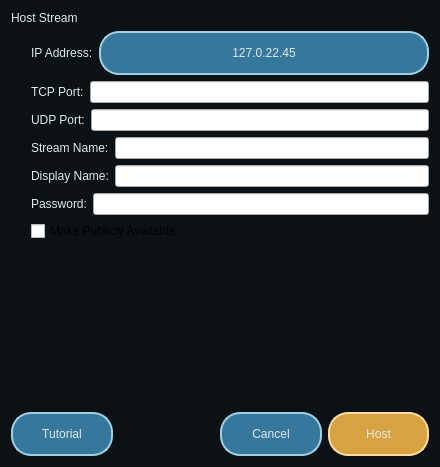
The window that app/home/hoststreamwindow.ui (erakai/Mercury) describes before a commit, drawn with Qt 5.
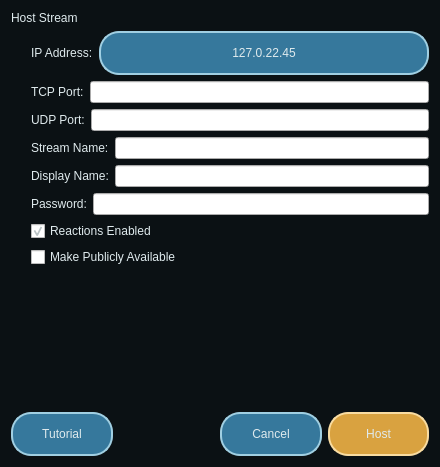
The same window after the commit. Icons and pictures are not drawn.

Commit message: added checkbox in hoststreamwindow to disable/enable reactions that is reflected for all clients that join and the host. Also added vegetable reactions

Diff of the .ui file:
```diff
--- a/app/home/hoststreamwindow.ui
+++ b/app/home/hoststreamwindow.ui
@@ -49,6 +49,10 @@
 
 QDialog#HostStreamWindow {
 	background-color: rgb(11, 17, 20);
+}
+
+QCheckBox {
+	color: rgb(223, 234, 237);
 }</string>
   </property>
   <layout class="QVBoxLayout" name="verticalLayout">
@@ -182,8 +186,21 @@
          </item>
         </layout>
        </item>
+       <item>
+        <widget class="QCheckBox" name="reactionsEnabledCheckBox">
+         <property name="text">
+          <string>Reactions Enabled</string>
+         </property>
+         <property name="checked">
+          <bool>true</bool>
+         </property>
+        </widget>
+       </item>
        <item>
         <widget class="QCheckBox" name="publicStream">
+         <property name="styleSheet">
+          <string notr="true"/>
+         </property>
          <property name="text">
           <string>Make Publicly Available</string>
          </property>
```
The commit also changes 13 other files.
